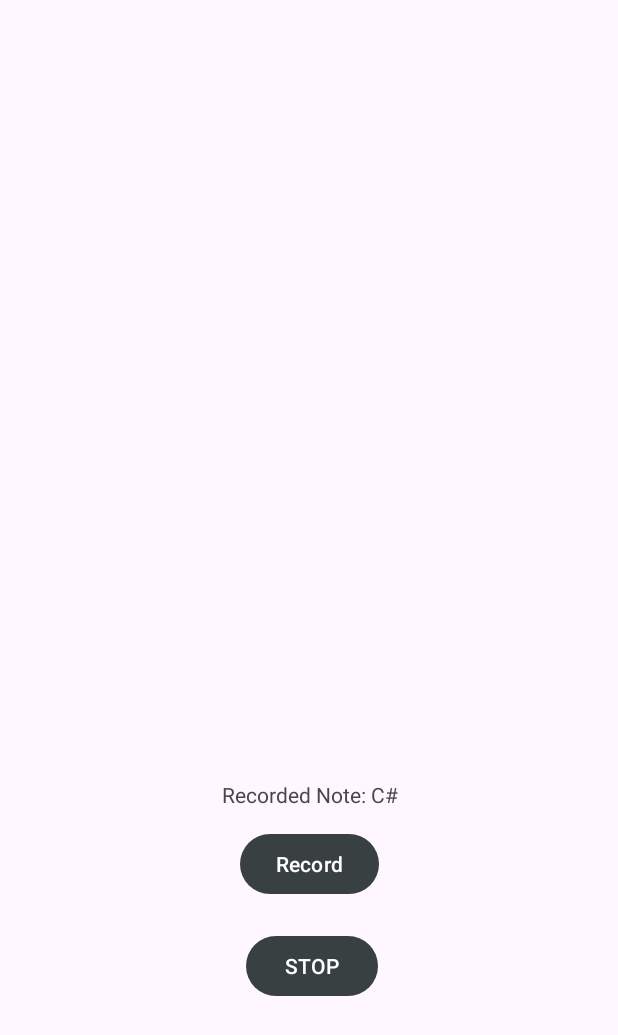
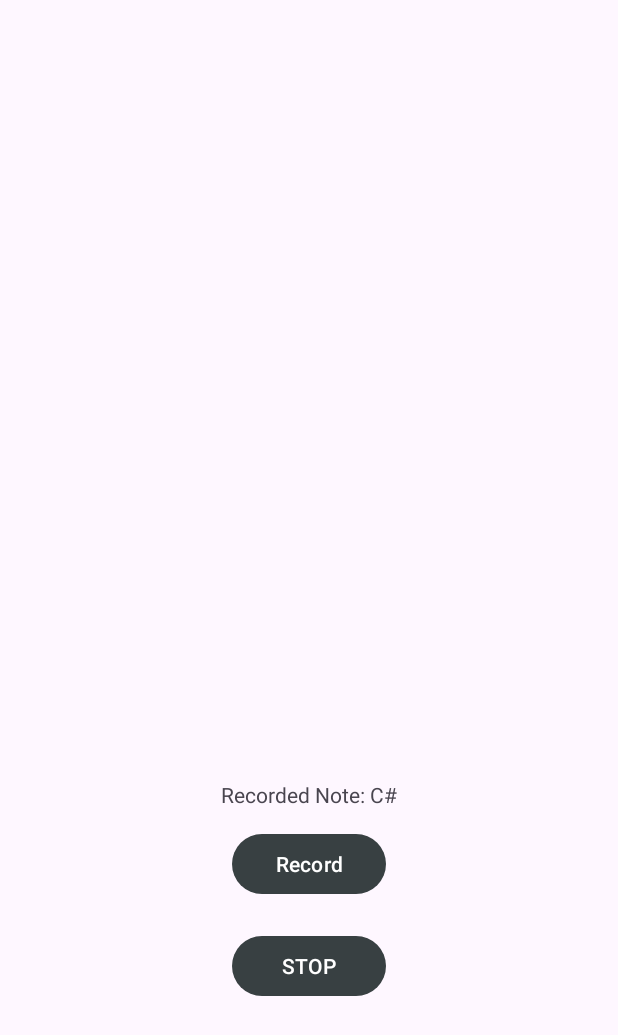
Before and after one commit to CecilioN7/Motif, an Android app: the TransposeActivity screen opened directly, with no data from a screen before it, after a tap on "Record", on a phone screen of 412 x 824 dp. Shown: the top 1035 px of the screen. Run offline under Robolectric (Android 15) with nearby library versions, the phone set to English and light mode, and no system bars; Roboto replaces fonts that are not available here.

Commit message:
Fixed tanspose xml layout issues, added error handeling for ending microphone recording

```diff
--- a/app/src/main/java/com/example/motif/TransposeActivity.java
+++ b/app/src/main/java/com/example/motif/TransposeActivity.java
@@ -15,6 +15,7 @@ import androidx.appcompat.app.AppCompatActivity;
 import androidx.core.app.ActivityCompat;
 import androidx.core.content.ContextCompat;
 
+import java.io.File;
 import java.io.IOException;
 import java.util.Random;
 
@@ -56,6 +57,17 @@ public class TransposeActivity extends AppCompatActivity {
             public void onClick(View v) {
                 //stop the recording
                 Toast.makeText(TransposeActivity.this, "Stop Recording", Toast.LENGTH_SHORT).show();
+                if (mediaRecorder != null) {
+                    try {
+                        mediaRecorder.stop();
+                    } catch (IllegalStateException e) {
+
+                        e.printStackTrace();
+                    }
+                    mediaRecorder.reset();
+                    mediaRecorder.release();
+                    mediaRecorder = null;
+                }
             }
         });
 
@@ -68,8 +80,8 @@ public class TransposeActivity extends AppCompatActivity {
 
     // Microphone recording function
     private void micRecording() {
-        mediaRecorder = new MediaRecorder();
-        mediaRecorder.setAudioSource(MediaRecorder.AudioSource.MIC);
+        /* mediaRecorder = new MediaRecorder();
+         mediaRecorder.setAudioSource(MediaRecorder.AudioSource.MIC);
          mediaRecorder.setOutputFormat(MediaRecorder.OutputFormat.MPEG_4);
          mediaRecorder.setAudioEncoder(MediaRecorder.AudioEncoder.AAC);
        // mediaRecorder.setOutputFormat(MediaRecorder.OutputFormat.THREE_GPP);
@@ -77,7 +89,20 @@ public class TransposeActivity extends AppCompatActivity {
 
         // if we are just analyzing audio data in real time, we dont need an output file. set to null
         mediaRecorder.setOutputFile("/dev/null");
+*/
+        String outputPath = Environment.getExternalStorageDirectory().getAbsolutePath() + "/recorded_audio.mp4";
 
+
+        File outputFile = new File(outputPath);
+
+
+        MediaRecorder mediaRecorder = new MediaRecorder();
+        mediaRecorder.setAudioSource(MediaRecorder.AudioSource.MIC);
+        mediaRecorder.setOutputFormat(MediaRecorder.OutputFormat.MPEG_4);
+        mediaRecorder.setAudioEncoder(MediaRecorder.AudioEncoder.AAC);
+
+
+        mediaRecorder.setOutputFile(outputFile.getAbsolutePath());
         try {
             mediaRecorder.prepare();
             mediaRecorder.start();
--- a/app/src/main/res/layout/activity_transpose.xml
+++ b/app/src/main/res/layout/activity_transpose.xml
@@ -16,36 +16,41 @@
         android:layout_centerHorizontal="true"
         android:layout_marginTop="16dp"
         android:src="@drawable/abc"
-        app:layout_constraintTop_toTopOf="parent" />
+        app:layout_constraintTop_toTopOf="parent"
+        android:contentDescription="@string/todo"
+        tools:ignore="MissingConstraints" />
 
     <Button
         android:id="@+id/RecordButton"
-        android:layout_width="wrap_content"
+        android:layout_width="0dp"
         android:layout_height="wrap_content"
         android:layout_marginStart="16dp"
         android:layout_marginTop="536dp"
         android:layout_marginEnd="16dp"
-        android:text="Record"
+        android:text="@string/record"
         app:layout_constraintEnd_toEndOf="parent"
         app:layout_constraintStart_toStartOf="parent"
-        app:layout_constraintTop_toBottomOf="@+id/imageView" />
+        app:layout_constraintTop_toBottomOf="@+id/imageView"
+        app:layout_constraintWidth_percent="0.25"
+        tools:ignore="VisualLintButtonSize" /> <!-- Setting button width to 50% of parent -->
 
     <Button
         android:id="@+id/StopButton"
-        android:layout_width="wrap_content"
+        android:layout_width="0dp"
         android:layout_height="wrap_content"
-        android:layout_marginStart="164dp"
         android:layout_marginTop="20dp"
-        android:text="STOP"
-
+        android:text="@string/stop"
+        app:layout_constraintEnd_toEndOf="parent"
         app:layout_constraintStart_toStartOf="parent"
-        app:layout_constraintTop_toBottomOf="@+id/RecordButton" />
+        app:layout_constraintTop_toBottomOf="@+id/RecordButton"
+        app:layout_constraintWidth_percent="0.25"
+        tools:ignore="VisualLintButtonSize" /> <!-- Setting button width to 50% of parent -->
 
     <TextView
         android:id="@+id/NoteTextView"
         android:layout_width="wrap_content"
         android:layout_height="wrap_content"
-        android:text="Recorded Note: "
+        android:text="@string/recorded_note"
         app:layout_constraintEnd_toEndOf="@id/RecordButton"
         app:layout_constraintStart_toStartOf="@id/RecordButton"
         app:layout_constraintTop_toTopOf="@id/RecordButton"
--- a/app/src/main/res/values/strings.xml
+++ b/app/src/main/res/values/strings.xml
@@ -12,4 +12,8 @@
     <string name="button">Button</string>
     <string name="detected_music_notes">Detected Music Notes:</string>
     <string name="play">Play</string>
+    <string name="recorded_note">Recorded Note:</string>
+    <string name="record">Record</string>
+    <string name="stop">STOP</string>
+    <string name="todo">TODO</string>
 </resources>
```
